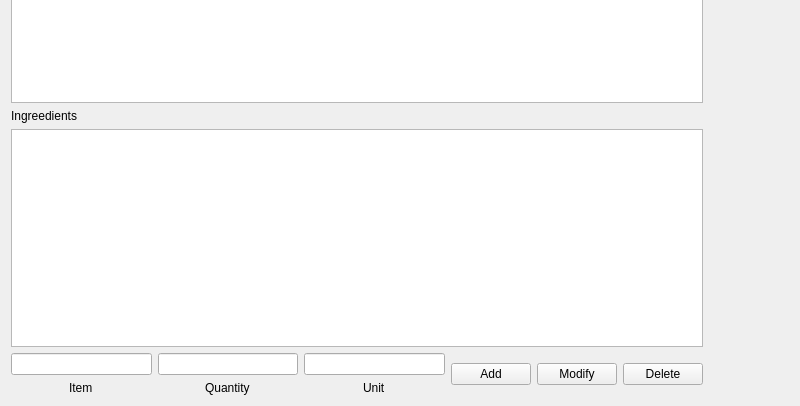
The window that Lab1/entrydialog.ui (vladyslavmakartet/recipe_planner_qt) describes before a commit, drawn with Qt 5; both pictures show x 0 to 800 and y 194 to 600 of the 800 by 600 pixel window.
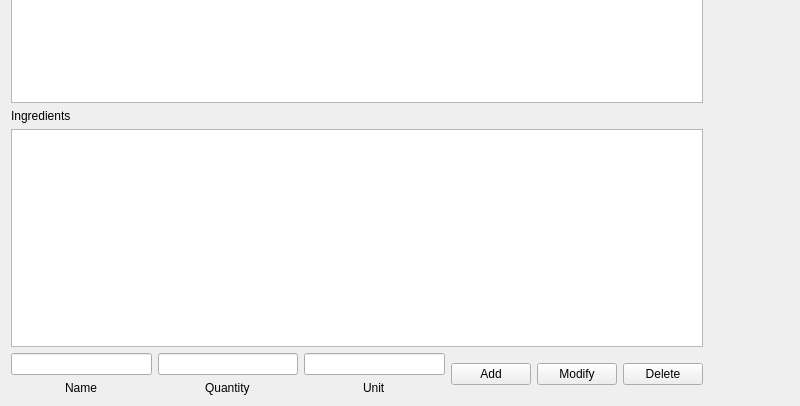
The same window after the commit.

Commit message: Entry dialog is almost done only transfer to main window left. Implemented custom table model for ingredients in entrydialog as well as recipe table model(not tested yet).

Diff of the .ui file:
```diff
--- a/Lab1/entrydialog.ui
+++ b/Lab1/entrydialog.ui
@@ -41,7 +41,7 @@
        <item>
         <widget class="QLabel" name="ingreedientsLabel">
          <property name="text">
-          <string>Ingreedients</string>
+          <string>Ingredients</string>
          </property>
         </widget>
        </item>
@@ -70,7 +70,7 @@
          <item alignment="Qt::AlignHCenter|Qt::AlignVCenter">
           <widget class="QLabel" name="itemLabel">
            <property name="text">
-            <string>Item</string>
+            <string>Name</string>
            </property>
           </widget>
          </item>
```
Left out of the diff: 10 changed lines with no effect on the pictures. The commit also changes 9 other files.
